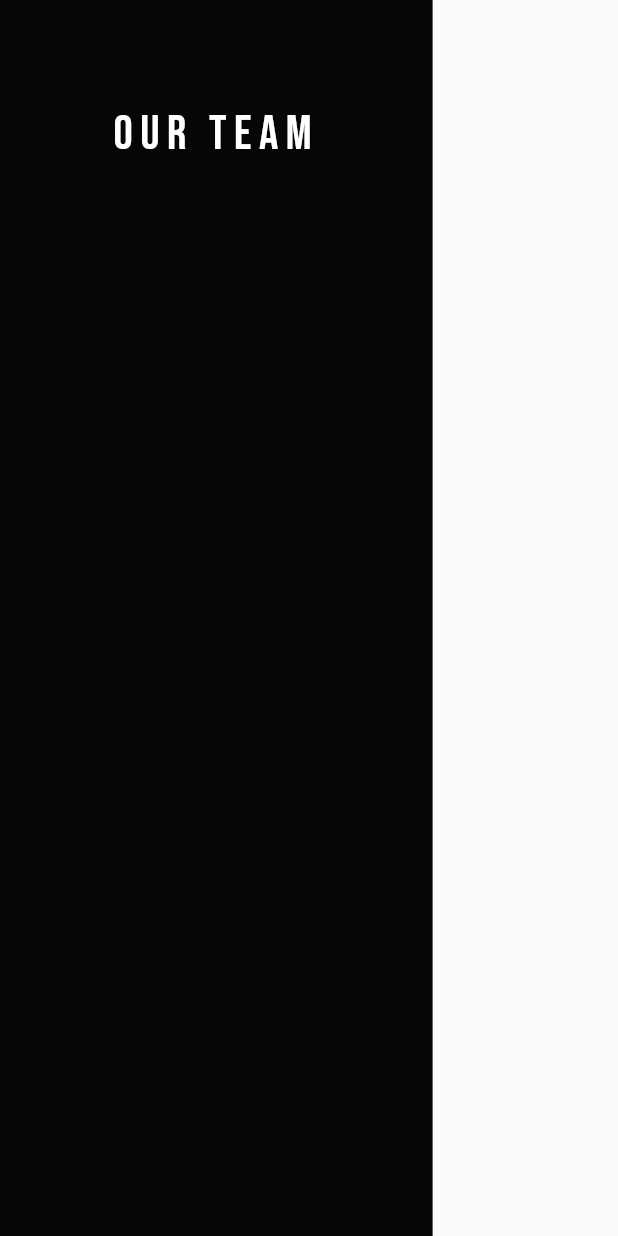
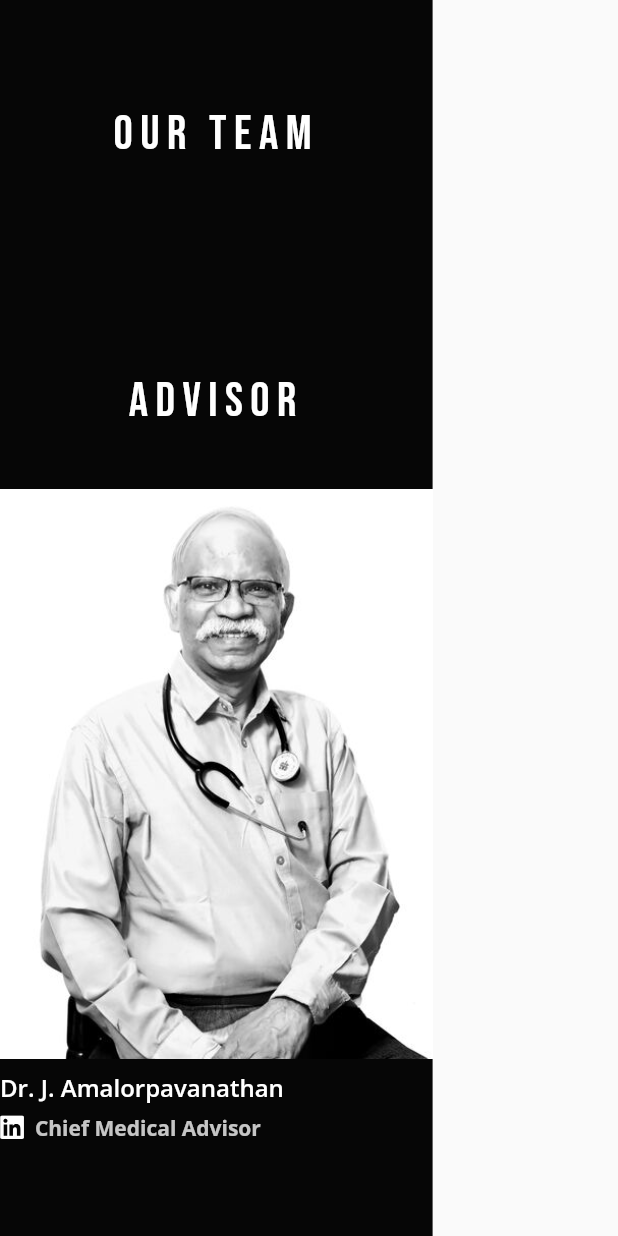
Before and after one commit to abnikagarg19/archlelabs-website, a Flutter app: the TeamWidget widget shown alone on an empty page, opened directly, on a phone screen of 412 x 824 dp. Run offline on Flutter 3.47's test engine with Material 3 defaults, Android fonts, the phone set to English and light mode, and no system bars; our stand-ins replace cached_network_image, dio, dropdown_button2, file_picker, flutter_animate, flutter_svg and 7 more; network calls fail.

Commit message:
advisor added

```diff
--- a/lib/controller/homeController.dart
+++ b/lib/controller/homeController.dart
@@ -22,7 +22,7 @@ class HomeController extends GetxController {
     Globals.scrollController.addListener(_onScroll);
 
     print("dhn");
-     getTeams();
+    getTeams();
     getDesignations();
     getAllBlogs();
   }
@@ -88,7 +88,7 @@ class HomeController extends GetxController {
   }
 
   List<TeamModel> teamList = [];
-
+  List<TeamModel> adviroteamList = [];
   final firstnameQuery = TextEditingController();
   final lastnameQuery = TextEditingController();
   final emailQuery = TextEditingController();
@@ -284,7 +284,6 @@ class HomeController extends GetxController {
     fileePressRelase = files;
     fileePressRelasename = name;
     update();
-
   }
 
   clearePressRelase() {
@@ -337,7 +336,7 @@ class HomeController extends GetxController {
   //   filejobName = name;
   //  Get.forceAppUpdate();
   // }
- RxString filejobName =  ''.obs;
+  RxString filejobName = ''.obs;
   var fileeJob = Rx<Uint8List?>(null);
 
   selectFileeJob(Uint8List files, String name) {
@@ -345,6 +344,7 @@ class HomeController extends GetxController {
     filejobName.value = name;
     Get.forceAppUpdate(); // to trigger the update
   }
+
   cleareJob() {
     firstNameJob.clear();
     lastNameJob.clear();
--- a/lib/view/components/contactus.dart
+++ b/lib/view/components/contactus.dart
@@ -1695,10 +1695,10 @@ class FunkyOverlayState extends State<FunkyOverlay>
                                 ),
                                 SizedBox(height: 20),
                                 ...List.generate(
-                                  widget.designationList["keyresponsibilty"].length,
+                                  widget.designationList["qualification"].length,
                                   (index) {
                                     return buildSection(
-                                        widget.designationList["keyresponsibilty"]
+                                        widget.designationList["qualification"]
                                             [index],
                                         context);
                                   },
@@ -1787,10 +1787,10 @@ class FunkyOverlayState extends State<FunkyOverlay>
                                 ),
                                 SizedBox(height: 20),
                                 ...List.generate(
-                                  widget.designationList["qualification"].length,
+                                  widget.designationList["keyresponsibilty"].length,
                                   (index) {
                                     return buildSection(
-                                        widget.designationList["qualification"]
+                                        widget.designationList["keyresponsibilty"]
                                             [index],
                                         context);
                                   },
--- a/lib/view/components/team.dart
+++ b/lib/view/components/team.dart
@@ -46,68 +46,12 @@ class _TeamWidgetState extends State<TeamWidget> {
 
   final teamList = [
     {
-      "name": "Alois D Sajo",
-      "designation": "Founder/CEO",
-      "linkedin": "https://www.linkedin.com/in/aloissajodevasagayam/",
-      "image": "https://d1373q3uxwse19.cloudfront.net/website/team/290419b9c4604ea1aa4f14de25a50f6f_aatest.jpg",
+      "name": "Dr. J. Amalorpavanathan",
+      "designation": "Chief Medical Advisor",
+      "linkedin": "",
+      "image": "assets/images/doctor.jpg",
       "des":
-          "As the Founder & CEO of Archle Labs, I don’t just build products ,I create social impact. At the helm of a company redefining healthcare innovation, I bring a fusion of strategy,  product development, and user experience design to create solutions that drive meaningful innovation in the market. My journey spans leading social enterprises, crafting market -effective strategies, and assembling high-caliber teams that thrive on curiosity and first-principle thinking. When I’m not immersed in building the next advancement, you’ll find me exploring history,  diving into new cultures, exploring science, philosophy etc. I believe true innovation comes from questioning everything and daring to solve problems others shy away from."
-    },
-    {
-      "name": "Dr.Siri Karthika R",
-      "designation": "Health Director",
-      "linkedin": "www.linkedin.com/in/siri-karthika",
-      "image": "assets/team/siri.jpg",
-      "des":
-          "I blend medical expertise with bold innovation, ensuring research meets real-world patient needs. An MBBS graduate and University Rank holder in Pediatrics, I have an insatiable curiosity for epigenetics, neuroscience, and the quirks of human behavior. When I’m not deep in research, you’ll find me lifting weights, experimenting in the kitchen, or proving that a little eccentricity makes everything more interesting, even healthcare."
-    },
-    {
-      "name": "Joel Prithvi Ignatius",
-      "designation": "Data Scientist",
-      "linkedin": "https://www.linkedin.com/in/joel-prithvi/",
-      "image": "assets/team/joel.jpg",
-      "des":
-          "I’m a Data Scientist with 2.5 years of experience, specializing in transforming raw data into actionable insights, building machine learning models and automating processes to solve real-world challenges. I’m a Master's graduate in Big Data and Business Analytics, and have had experience helping a Fortune 500 company cut costs through analytics. Off-duty, I’m either shredding on my guitar (100+ shows), cooking up beats, shooting hoops, or deep diving into an anime binge."
-    },
-    {
-      "name": "Tejas Prataprao Chavan",
-      "designation": "R&D Mechatronics engineer",
-      "linkedin": "https://www.linkedin.com/in/tejaspchavan",
-      "image": "assets/team/tejas.jpg",
-      "des":
-          "I breathe life into machines, blending robotics, embedded systems, and AI-driven automation to create intelligent, high-performance solutions. From designing circuits to developing full-scale prototypes, I bridge the gap between mechanics and intelligence. With published research, design accolades, and innovations, I thrive on solving complex challenges—preferably with a strong coffee, a sketchbook in hand, and a deep dive into cinematography."
-    },
-    {
-      "name": "Antara",
-      "designation": "UX/UI Designer",
-      "linkedin": "https://www.linkedin.com/in/antara-banik/",
-      "image": "assets/team/antara.jpg",
-      "des":
-          "I design with empathy, curiosity, and just the right amount of obsession over the tiniest details. As a self-taught UX designer, I love decoding human behavior and transforming complex ideas into seamless, intuitive experiences. When I'm not crafting digital interfaces, you’ll find me lost in books about psychology, experimenting with colors, or perfecting my legendary rajma chawal recipe that is certified best by my family. I believe great design isn’t just about how things look, it’s about how they make people feel."
-    },
-    //  {
-    //   "name": "Abnika Garg",
-    //   "designation": "Flutter Developer",
-    //   "linkedin": "https://www.linkedin.com/in/abnika-garg-135b0a165/",
-    //   "image": "assets/team/abnika.jpeg",
-    //   "des":
-    //       "I build sleek, high-performing apps with Flutter while keeping the backend running smoothly ensuring great user experience. With four years of experience and a B.Tech in ECE, I specialize in crafting responsive UIs, real-time features, and powerful APIs. When I’m not coding, I’m exploring new tech, solving puzzles, or on a never-ending quest to build something truly surprising."
-    // },
-    {
-      "name": "Dr.Suneera C M",
-      "designation": "Principle NLP Scientist",
-      "linkedin": "https://www.linkedin.com/in/suneera-c-moideen/",
-      "image": "assets/team/suneera.jpg",
-      "des":
-          "As Principal NLP Scientist, I lead our AI team in crafting intelligent, user-friendly healthcare communication systems with a dash of linguistic wizardry. Armed with a PhD from NIT Calicut, six years of research, and honors like the ACM India Anveshan Setu Fellowship, I blend academic rigor with real-world innovation. When I’m not pioneering breakthrough projects, I embrace the delightful chaos of motherhood and a well-timed movie night ."
-    },
-    {
-      "name": "Mohan Raja",
-      "designation": "Application Developer",
-      "linkedin": "https://www.linkedin.com/in/mogeoeg2224/",
-      "image": "assets/team/mohan.jpg",
-      "des":
-          "I'm an Application Developer with 6.5 years of experience, turning complex backend challenges into seamless solutions. I've worked on projects like Marsh Insurance and FedEx, earned certifications in Microsoft AI, AWS, and CockroachDB, and even bagged the 2023 IAF Young Entrepreneur Award for CX. When I’m not coding, you’ll find me playing cricket, trekking, or whipping up a killer non-veg dish."
+          "Distinguished Vascular Surgeon and Organ Transplant Administrator with 20 years of experience in vascular surgery and 15 years at the helm of the Tamil Nadu Government organ transplant program (2008–2016). Armed with credentials including MBBS, MS, DNB, and MCh in Vascular Surgery, he masterfully combines clinical expertise with innovation and a deep commitment to community service. Guided by the motto “Nothing is impossible,” Amal inspires his team to work hard and continuously learn—all while maintaining a refreshing sense of humor, as evidenced by his legendary hitchhike to the Indo-Pakistan border."
     }
   ];
   Widget _team(context, width) {
@@ -168,8 +112,7 @@ class _TeamWidgetState extends State<TeamWidget> {
                                           ? 500
                                           : 400,
                                   mainAxisSpacing: 20,
-                                  crossAxisCount:
-                                      ResponsiveLayout
+                                  crossAxisCount: ResponsiveLayout
                                           .isMediumScreen(context)
                                       ? 2
                                       : ResponsiveLayout.isSmallScreen(context)
@@ -191,19 +134,22 @@ class _TeamWidgetState extends State<TeamWidget> {
                                     // Generate a random delay between 100ms and 600ms
                                     int randomDelay =
                                         Random().nextInt(500) + 300;
+                                    //  if(_controller.teamList.first.data![index].role!.contains("Advisor")){
+                                    //   return Container();
 
                                     return GestureDetector(
-                                      onTap: () { if (kIsWeb) {
-                                                setState(() {
-                                                  _controller.hovering(index);
-                                                });
-                                              }},
+                                      onTap: () {
+                                        if (kIsWeb) {
+                                          setState(() {
+                                            _controller.hovering(index);
+                                          });
+                                        }
+                                      },
                                       child: Column(
                                         crossAxisAlignment:
                                             CrossAxisAlignment.center,
                                         children: [
                                           MouseRegion(
-
                                             onEnter: (_) {
                                               if (kIsWeb) {
                                                 setState(() {
@@ -345,13 +291,14 @@ class _TeamWidgetState extends State<TeamWidget> {
                                           ), // Smooth fade-in effect
                                           SizedBox(height: 8),
                                           Align(
-                                            alignment:Alignment.bottomLeft,
+                                            alignment: Alignment.bottomLeft,
                                             child: Text(
                                               "${_controller.teamList.first.data![index].name!}",
                                               style: GoogleFonts.openSans(
                                                 fontWeight: FontWeight.w600,
                                                 color: AppTheme.whiteColor,
-                                                fontSize: Constant.body(context),
+                                                fontSize:
+                                                    Constant.body(context),
                                               ),
                                               maxLines: 1,
                                               overflow: TextOverflow.ellipsis,
@@ -394,9 +341,192 @@ class _TeamWidgetState extends State<TeamWidget> {
                               )
                             : CircularProgressIndicator()
                         : Container(),
+                    SizedBox(
+                      height: 70,
+                    ),
+                    Text(
+                      "advisor",
+                      style: GoogleFonts.bebasNeue(
+                          color: AppTheme.whiteColor,
+                          fontSize: Constant.headingText(context),
+                          letterSpacing: 5),
+                      textAlign: TextAlign.center,
+                    ),
 
                     SizedBox(
                       height: 40,
+                    ),
+                    GridView.custom(
+                      shrinkWrap: true,
+                      physics: NeverScrollableScrollPhysics(),
+                      gridDelegate: SliverGridDelegateWithFixedCrossAxisCount(
+                        crossAxisSpacing: 60,
+                        mainAxisExtent: ResponsiveLayout.isMediumScreen(context)
+                            ? 480
+                            : ResponsiveLayout.isSmallScreen(context)
+                                ? 500
+                                : 400,
+                        mainAxisSpacing: 20,
+                        crossAxisCount: ResponsiveLayout.isMediumScreen(context)
+                            ? 2
+                            : ResponsiveLayout.isSmallScreen(context)
+                                ? 1
+                                : 4,
+                      ),
+                      childrenDelegate: SliverChildBuilderDelegate(
+                        childCount: teamList.length,
+                        (context, index) {
+                          double height =
+                              ResponsiveLayout.isMediumScreen(context)
+                                  ? 380
+                                  : ResponsiveLayout.isSmallScreen(context)
+                                      ? 380
+                                      : 320;
+
+                          // Generate a random delay between 100ms and 600ms
+                          int randomDelay = Random().nextInt(500) + 300;
+                          //  if(_controller.teamList.first.data![index].role!.contains("Advisor")){
+                          //   return Container();
+
+                          return GestureDetector(
+                            onTap: () {
+                              if (kIsWeb) {
+                                setState(() {
+                                  _controller.hovering(index);
+                                });
+                              }
+                            },
+                            child: Column(
+                              crossAxisAlignment: CrossAxisAlignment.center,
+                              children: [
+                                MouseRegion(
+                                  onEnter: (_) {
+                                    if (kIsWeb) {
+                                      setState(() {
+                                        _controller.hovering(index);
+                                      });
+                                    }
+                                  },
+                                  onExit: (_) {
+                                    if (kIsWeb) {
+                                      setState(() {
+                                        _controller.exithovering(index);
+                                      });
+                                    }
+                                  },
+                                  child: Stack(
+                                    children: [
+                                      Image.asset(
+                                        alignment: Alignment.topCenter,
+                                        "${teamList[index]["image"]}",
+                                        height: height,
+                                                  width: ResponsiveLayout
+                                                          .isMediumScreen(
+                                                              context)
+                                                      ? double.infinity
+                                                      : ResponsiveLayout
+                                                              .isSmallScreen(
+                                                                  context)
+                                                          ? double.infinity
+                                                          : 380,
+                                        fit: BoxFit.cover,
+
+                                      ),
+                                      AnimatedPositioned(
+                                        bottom: _controller.hoverIndex == index
+                                            ? 0
+                                            : -height, // Slide effect
+                                        left: 0,
+                                        right: 0,
+                                        duration: Duration(milliseconds: 400),
+                                        child: Container(
+                                          height: height,
+                                          padding: EdgeInsets.symmetric(
+                                              horizontal: 6, vertical: 10),
+                                          decoration: BoxDecoration(
+                                              color:
+                                                  Color.fromARGB(142, 0, 0, 0)),
+                                          child: Theme(
+                                            data: ThemeData(
+                                                scrollbarTheme:
+                                                    ScrollbarThemeData(
+                                              thickness:
+                                                  MaterialStateProperty.all(6),
+                                              radius: Radius.circular(8),
+                                              thumbColor:
+                                                  MaterialStateProperty.all(
+                                                      Color.fromARGB(
+                                                          142, 7, 7, 7)),
+                                              minThumbLength: 30,
+                                            )),
+                                            child: SingleChildScrollView(
+                                              child: Padding(
+                                                padding:
+                                                    const EdgeInsets.symmetric(
+                                                        horizontal: 16),
+                                                child: Text(
+                                                  "${teamList[index]["des"]}",
+                                                  style: GoogleFonts.openSans(
+                                                      color: Color.fromARGB(
+                                                          216, 252, 248, 248),
+                                                      fontSize: 12,
+                                                      height: 2),
+                                                  textAlign: TextAlign.justify,
+                                                ),
+                                              ),
+                                            ),
+                                          ),
+                                        ),
+                                      ),
+                                    ],
+                                  ),
+                                ), // Smooth fade-in effect
+                                SizedBox(height: 8),
+                                Align(
+                                  alignment: Alignment.bottomLeft,
+                                  child: Text(
+                                    "${teamList[index]["name"]}",
+                                    style: GoogleFonts.openSans(
+                                      fontWeight: FontWeight.w600,
+                                      color: AppTheme.whiteColor,
+                                      fontSize: Constant.body(context),
+                                    ),
+                                    maxLines: 1,
+                                    overflow: TextOverflow.ellipsis,
+                                  ),
+                                ),
+                                SizedBox(height: 6),
+                                Row(
+                                  children: [
+                                    InkWell(
+                                      onTap: () => launchurl(Uri.parse(
+                                          "${_controller.teamList.first.data![index].linkedin}")),
+                                      child: SvgPicture.asset(
+                                        "assets/images/linkedin.svg",
+                                        height: 16,
+                                      ),
+                                    ),
+                                    Flexible(
+                                      child: Text(
+                                        "  ${teamList[index]["designation"]}",
+                                        style: GoogleFonts.openSans(
+                                          fontWeight: FontWeight.w700,
+                                          color: Color.fromARGB(
+                                              214, 233, 233, 233),
+                                          fontSize:
+                                              Constant.mediumbody(context),
+                                        ),
+                                        maxLines: 1,
+                                        overflow: TextOverflow.ellipsis,
+                                      ),
+                                    ),
+                                  ],
+                                )
+                              ],
+                            ),
+                          );
+                        },
+                      ),
                     )
                   ])),
         );
```
Also changed, not shown: assets/images/doctor.jpg (added).
